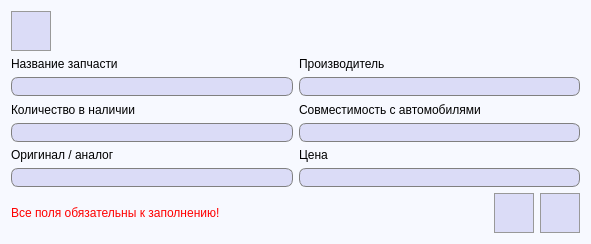
This is src/app/view/ViewUpdateSparePart.ui in FediiBohdan/TechService as Qt 5 draws it before an edit. The edited form follows.
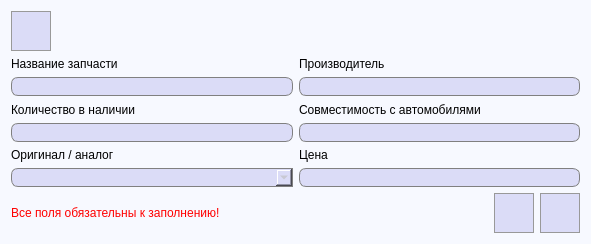
This is the edited form. Icons and pictures are not drawn.

Diff of the .ui file:
```diff
--- a/src/app/view/ViewUpdateSparePart.ui
+++ b/src/app/view/ViewUpdateSparePart.ui
@@ -190,26 +190,6 @@
        </property>
       </widget>
      </item>
-     <item row="5" column="0">
-      <widget class="QLineEdit" name="isOriginalLine">
-       <property name="font">
-        <font>
-         <pointsize>10</pointsize>
-        </font>
-       </property>
-       <property name="styleSheet">
-        <string notr="true">QLineEdit {
-	border: 1px solid gray;
-    border-radius: 7px;
-    background-color: #dbdcf7;
-	padding-left: 3px;
-}</string>
-       </property>
-       <property name="readOnly">
-        <bool>true</bool>
-       </property>
-      </widget>
-     </item>
      <item row="3" column="1">
       <widget class="QLineEdit" name="autoCompatibilityLine">
        <property name="font">
@@ -230,6 +210,27 @@
        </property>
       </widget>
      </item>
+     <item row="5" column="0">
+      <widget class="QComboBox" name="isOriginalComboBox">
+       <property name="enabled">
+        <bool>false</bool>
+       </property>
+       <property name="font">
+        <font>
+         <pointsize>10</pointsize>
+        </font>
+       </property>
+       <property name="styleSheet">
+        <string notr="true">QComboBox {
+	border: 1px solid gray;
+    border-top-left-radius: 7px;
+	border-bottom-left-radius: 7px;
+    background-color: #dbdcf7;
+	padding-left: 6px;
+}</string>
+       </property>
+      </widget>
+     </item>
     </layout>
    </item>
    <item row="0" column="0">
```
Left out of the diff: 14 changed lines with no effect on the pictures.
